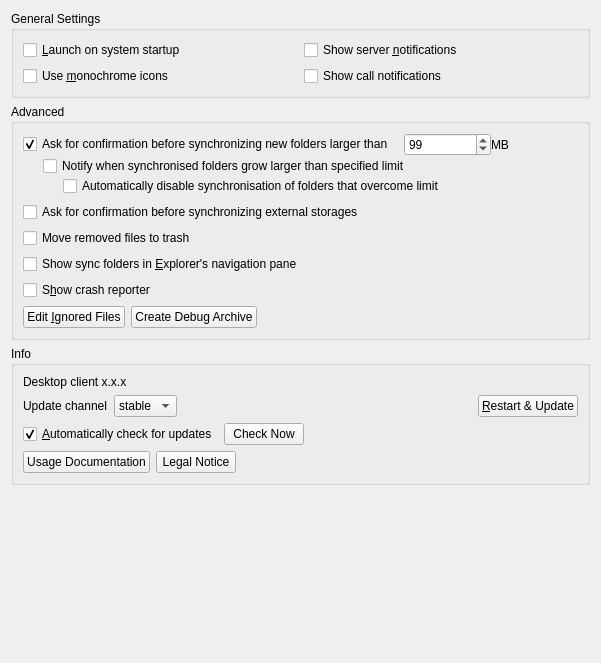
First picture: the form in src/gui/generalsettings.ui, repository nextcloud/desktop, before the edit.
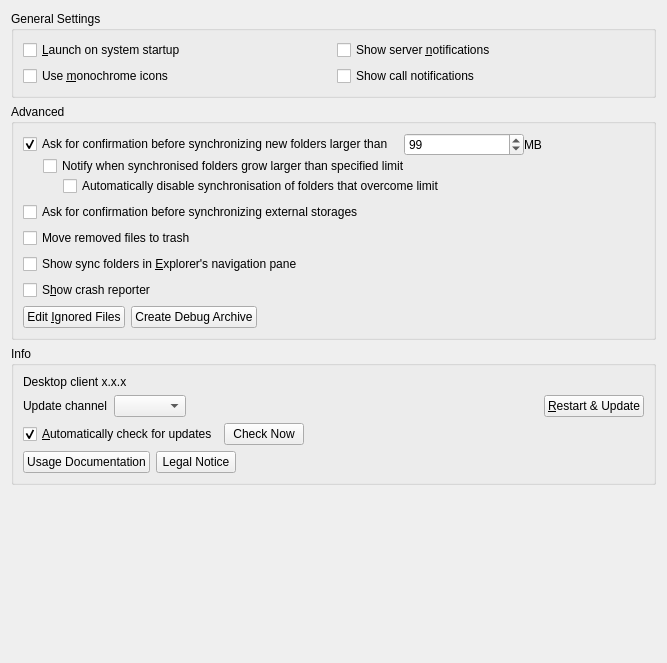
Second picture: the form after the edit.

The edit to the form file:
```diff
--- a/src/gui/generalsettings.ui
+++ b/src/gui/generalsettings.ui
@@ -6,7 +6,7 @@
    <rect>
     <x>0</x>
     <y>0</y>
-    <width>601</width>
+    <width>667</width>
     <height>663</height>
    </rect>
   </property>
@@ -269,16 +269,6 @@
                <verstretch>0</verstretch>
               </sizepolicy>
              </property>
-             <item>
-              <property name="text">
-               <string>stable</string>
-              </property>
-             </item>
-             <item>
-              <property name="text">
-               <string>beta</string>
-              </property>
-             </item>
             </widget>
            </item>
            <item>
```
Left out of the diff: 20 changed lines with no effect on the pictures.
